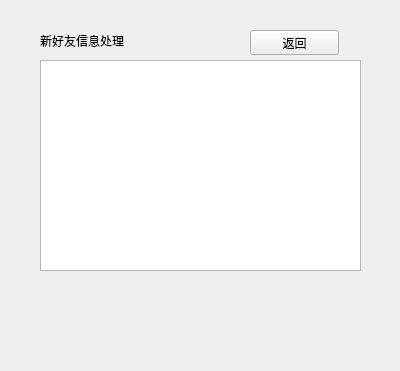
Above: client/ui/new_friends.ui from TT2TER/Echoplex before the change. Below: the same form after it.
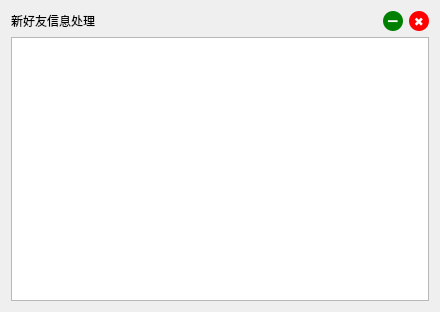
That is the form after the change.

```diff
--- a/client/ui/new_friends.ui
+++ b/client/ui/new_friends.ui
@@ -6,49 +6,104 @@
    <rect>
     <x>0</x>
     <y>0</y>
-    <width>400</width>
-    <height>371</height>
+    <width>440</width>
+    <height>312</height>
    </rect>
   </property>
   <property name="windowTitle">
    <string>Form</string>
   </property>
-  <widget class="QLabel" name="label">
-   <property name="geometry">
-    <rect>
-     <x>40</x>
-     <y>10</y>
-     <width>151</width>
-     <height>61</height>
-    </rect>
-   </property>
-   <property name="text">
-    <string>新好友信息处理</string>
-   </property>
-  </widget>
-  <widget class="QListWidget" name="new_friends_box">
-   <property name="geometry">
-    <rect>
-     <x>40</x>
-     <y>60</y>
-     <width>321</width>
-     <height>211</height>
-    </rect>
-   </property>
-  </widget>
-  <widget class="QPushButton" name="back_butt">
-   <property name="geometry">
-    <rect>
-     <x>250</x>
-     <y>30</y>
-     <width>89</width>
-     <height>25</height>
-    </rect>
-   </property>
-   <property name="text">
-    <string>返回</string>
-   </property>
-  </widget>
+  <layout class="QVBoxLayout" name="verticalLayout">
+   <item>
+    <layout class="QHBoxLayout" name="horizontalLayout">
+     <item>
+      <widget class="QLabel" name="label">
+       <property name="text">
+        <string>新好友信息处理</string>
+       </property>
+      </widget>
+     </item>
+     <item>
+      <layout class="QHBoxLayout" name="horizontalLayout_4">
+       <item>
+        <spacer name="horizontalSpacer_3">
+         <property name="orientation">
+          <enum>Qt::Horizontal</enum>
+         </property>
+         <property name="sizeHint" stdset="0">
+          <size>
+           <width>40</width>
+           <height>10</height>
+          </size>
+         </property>
+        </spacer>
+       </item>
+       <item>
+        <widget class="QPushButton" name="mini_butt">
+         <property name="styleSheet">
+          <string notr="true">QPushButton {
+        background-color: green;
+        border: none;
+        border-radius: 10px;
+        width: 20px;
+        height: 20px;
+        font-size: 14px;
+        color: white;
+    }
+    
+    QPushButton:hover {
+        background-color: rgba(0, 128, 0, 0.8);
+    }
+    
+    QPushButton:pressed {
+        background-color: rgba(0, 128, 0, 1);
+    }</string>
+         </property>
+         <property name="text">
+          <string>➖</string>
+         </property>
+        </widget>
+       </item>
+       <item>
+        <widget class="QPushButton" name="close_butt">
+         <property name="styleSheet">
+          <string notr="true">QPushButton {
+        background-color: red;
+        border: none;
+        border-radius: 10px;
+        width: 20px;
+        height: 20px;
+        font-size: 12px;
+        color: white;
+    }
+    
+    QPushButton:hover {
+        background-color: rgba(255, 0, 0, 0.8);
+    }
+    
+    QPushButton:pressed {
+        background-color: rgba(255, 0, 0, 1);
+    }</string>
+         </property>
+         <property name="text">
+          <string>✖</string>
+         </property>
+        </widget>
+       </item>
+      </layout>
+     </item>
+    </layout>
+   </item>
+   <item>
+    <widget class="QListWidget" name="new_friends_box">
+     <property name="styleSheet">
+      <string notr="true">QListWidget::item:selected {
+        background-color:rgba(255, 255, 255, 0); /* 选中项的背景颜色设为透明 */
+    }</string>
+     </property>
+    </widget>
+   </item>
+  </layout>
  </widget>
  <resources/>
  <connections/>
```
